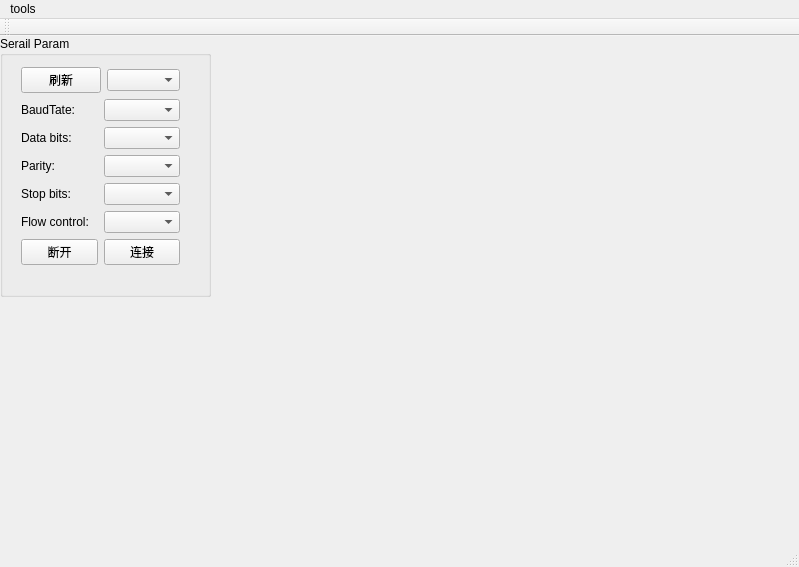
qingfengforum/ProtocolAnalyze, file ProtocolAnalyze/protocolanalyze.ui: the form before one commit.
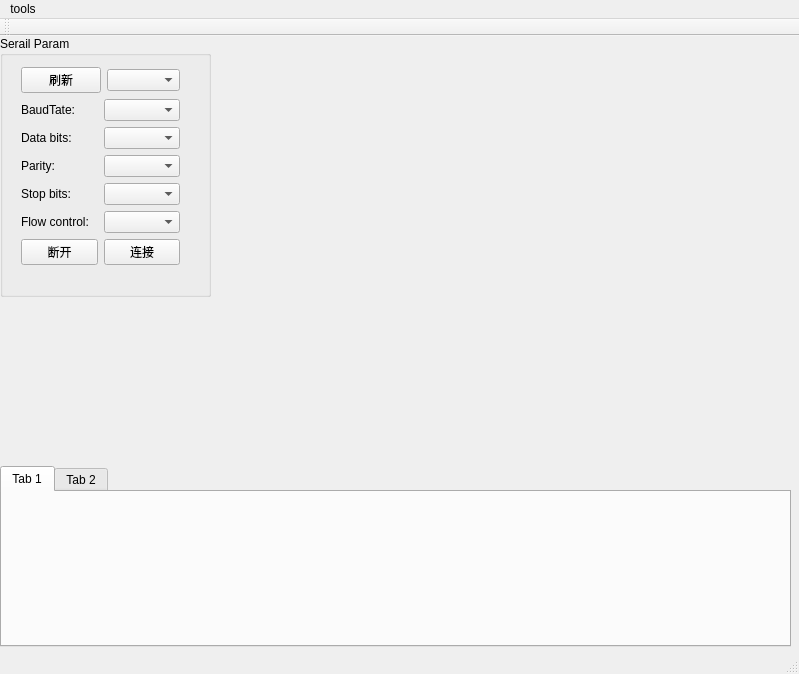
The form after the commit.

Patch:
```diff
--- a/ProtocolAnalyze/protocolanalyze.ui
+++ b/ProtocolAnalyze/protocolanalyze.ui
@@ -7,7 +7,7 @@
     <x>0</x>
     <y>0</y>
     <width>799</width>
-    <height>567</height>
+    <height>674</height>
    </rect>
   </property>
   <property name="windowTitle">
@@ -160,6 +160,26 @@
     </property>
     <layout class="QVBoxLayout" name="vtL_portOutPutInfo"/>
    </widget>
+   <widget class="QTabWidget" name="tabWdgt_btns">
+    <property name="geometry">
+     <rect>
+      <x>0</x>
+      <y>430</y>
+      <width>791</width>
+      <height>181</height>
+     </rect>
+    </property>
+    <widget class="QWidget" name="tab">
+     <attribute name="title">
+      <string>Tab 1</string>
+     </attribute>
+    </widget>
+    <widget class="QWidget" name="tab_2">
+     <attribute name="title">
+      <string>Tab 2</string>
+     </attribute>
+    </widget>
+   </widget>
   </widget>
   <widget class="QMenuBar" name="menuBar">
    <property name="geometry">
```
